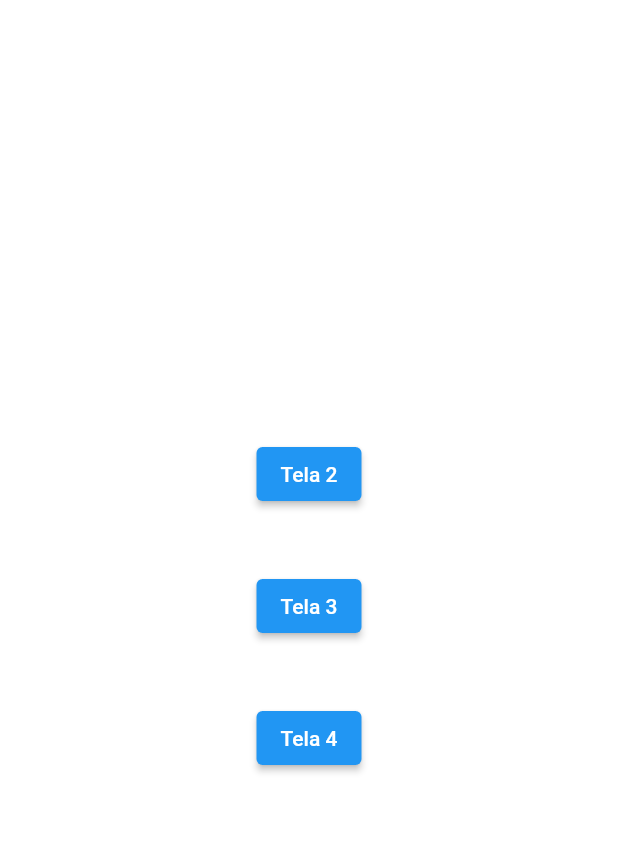
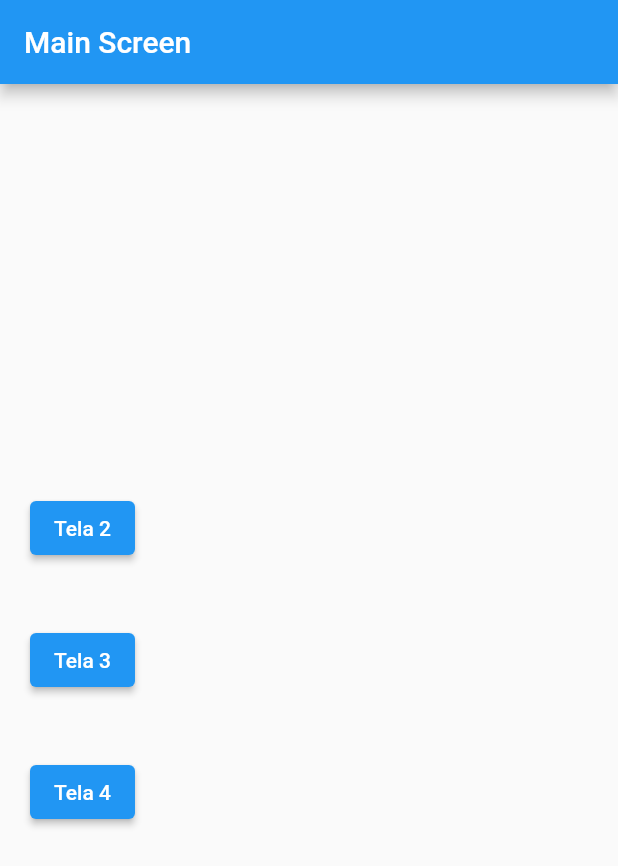
Before and after one commit to franciscoaglima/navegadorscreens, a Flutter app: the screen it shows after launch, on a phone screen of 412 x 824 dp. Shown: the top 866 px of the screen. Run offline on Flutter 3.47's test engine with Material 2 defaults, Android fonts, the phone set to English and light mode, and no system bars.

Commit message:
8o Etapa - 3 Tela Navegando Corretamente - NavegadorScreen

```diff
--- a/lib/fourth_screen.dart
+++ b/lib/fourth_screen.dart
@@ -22,7 +22,7 @@
                Container(
               child: ElevatedButton(
                    onPressed: () {
-                     Navigator.pop(context,"???...");
+                     Navigator.pop(context,"Proveniente Tela 4...");
                    },
                    child: Text("Voltar"),
                    ),
--- a/lib/home_screen.dart
+++ b/lib/home_screen.dart
@@ -10,12 +10,18 @@
 }
 
 class _HomeScreenState extends State<HomeScreen> {
-  String texto = "";
+  String texto = "Main Screen";
 
     @override
   Widget build(BuildContext context) {
-    return Column(
 
+    if (texto == null) {
+        texto = "Main Screen";
+    }
+    return Scaffold(
+      appBar: AppBar(title: Text(texto),
+      ),
+      body: Column(
         mainAxisAlignment: MainAxisAlignment.center,
         children: [
           // ElevatedButton(
@@ -25,7 +31,6 @@
           //   child: Text("Tela 1"),
           //  ),
           Container(
-
             padding: EdgeInsets.all(20.0),
             //color: Colors.blue,
             //decoration: BoxDecoration(borderRadius: BorderRadius.circular(50),color: Colors.amber),
@@ -33,8 +38,10 @@
               onPressed: () async {
                 final resultadoPop = await Navigator.push(
                   context,
-               MaterialPageRoute(builder: (context) => SecondScreen("Second Screen")),
+                  MaterialPageRoute(
+                      builder: (context) => SecondScreen("Second Screen")),
                 );
+
                 setState(() {
                   texto = resultadoPop;
                 });
@@ -50,7 +57,8 @@
               onPressed: () async {
                 final resultadoPop = await Navigator.push(
                   context,
-               MaterialPageRoute(builder: (context) => ThirdScreen("Third Screen")),
+                  MaterialPageRoute(
+                      builder: (context) => ThirdScreen("Third Screen")),
                 );
                 setState(() {
                   texto = resultadoPop;
@@ -67,7 +75,8 @@
               onPressed: () async {
                 final resultadoPop = await Navigator.push(
                   context,
-               MaterialPageRoute(builder: (context) => FourthScreen("Fourth Screen")),
+                  MaterialPageRoute(
+                      builder: (context) => FourthScreen("Fourth Screen")),
                 );
                 setState(() {
                   texto = resultadoPop;
@@ -76,8 +85,9 @@
               child: Text("Tela 4"),
             ),
           ),
-         Material(child: Text(texto)),
+          //  Material(child: Text(texto)),
         ],
+      ),
     );
   }
 }
--- a/lib/main.dart
+++ b/lib/main.dart
@@ -3,9 +3,7 @@
 // Contaneir Row Botões coloridos e Contaneir Column 3 Campos em Branco
 import 'package:flutter/material.dart';
 import 'package:navegadorscreens/home_screen.dart';
-import 'package:navegadorscreens/second_screen.dart';
-
-
+// import 'package:navegadorscreens/second_screen.dart';
 
 void main() {
   runApp(MyApp());
@@ -17,7 +15,7 @@
   Widget build(BuildContext context) {
     return MaterialApp(
 
-     // title: "Home Screen",
+    //  title: "Home Screen",
       home: HomeScreen(),
 //      routes: {
  //       "2o Tela" : (context) => SecondScreen(titulo),
--- a/lib/second_screen.dart
+++ b/lib/second_screen.dart
@@ -5,7 +5,6 @@
 
 class SecondScreen extends StatelessWidget {
   final String titulo;
-
 
   SecondScreen(this.titulo, {Key key}): super(key: key);
 
--- a/lib/third_screen.dart
+++ b/lib/third_screen.dart
@@ -49,6 +49,5 @@
                  ),
                 );
             }
-
             void setState(Null Function() param0) {}
 }
```
Lines whose indentation alone changed are shown as unchanged.
